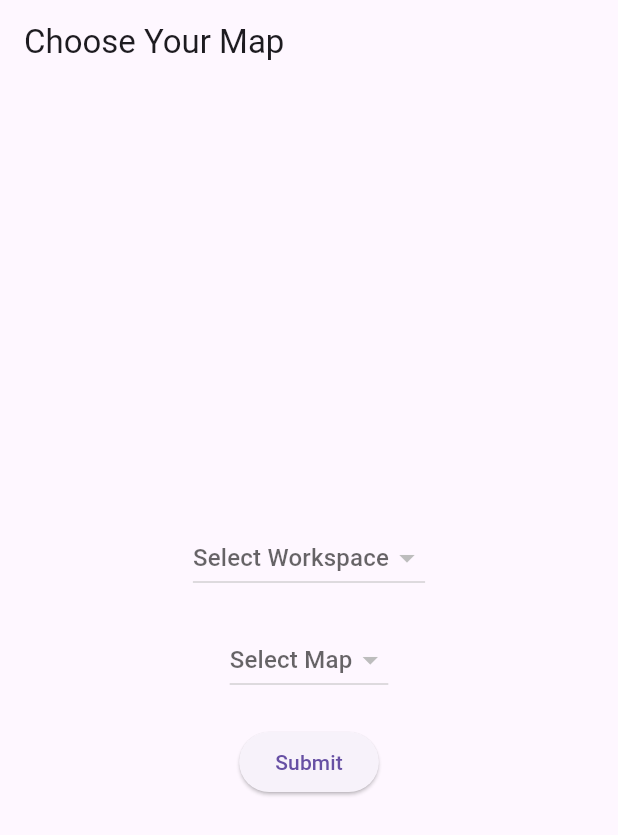
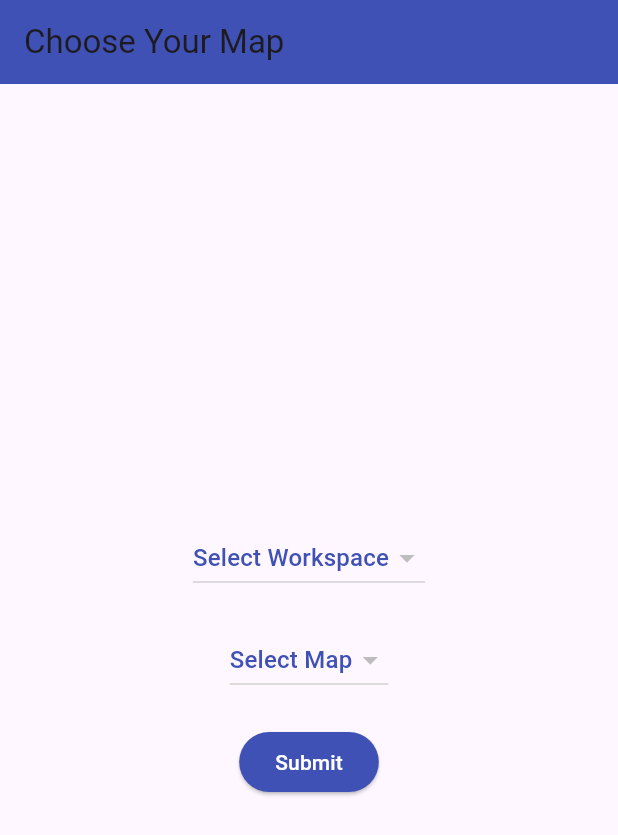
Before and after one commit to SAROPCULAR/Mobile, a Flutter app: the MyHomePage screen opened directly, on a phone screen of 412 x 824 dp. Shown: the top 835 px of the screen. Run offline on Flutter 3.47's test engine with Material 3 defaults, Android fonts, the light colour scheme and no system bars; our stand-ins replace flutter_map, get, latlong2, shared_preferences; accounts and stored records are empty; network calls fail.

Commit message:
update ui

```diff
--- a/sarop_mobile/lib/screens/dropdownpage.dart
+++ b/sarop_mobile/lib/screens/dropdownpage.dart
@@ -13,7 +13,7 @@ class MyApp extends StatelessWidget {
   @override
   Widget build(BuildContext context) {
     return MaterialApp(
-      title: 'CHOOSE YOUR MAP',
+      title: 'Select Your Map',
       theme: ThemeData(
         primarySwatch: Colors.blue,
       ),
@@ -101,13 +101,14 @@ class _MyHomePageState extends State<MyHomePage> {
     return Scaffold(
       appBar: AppBar(
         title: Text('Choose Your Map'),
+        backgroundColor: Colors.indigo,
       ),
       body: Center(
         child: Column(
           mainAxisAlignment: MainAxisAlignment.center,
           children: <Widget>[
             DropdownButton<String>(
-              hint: Text('Select Workspace'),
+              hint: Text('Select Workspace', style: TextStyle(color: Colors.indigo)),
               value: selectedWorkspace,
               onChanged: (String? newValue) {
                 setState(() {
@@ -124,7 +125,7 @@ class _MyHomePageState extends State<MyHomePage> {
             ),
             SizedBox(height: 20),
             DropdownButton<String>(
-              hint: Text('Select Map'),
+              hint: Text('Select Map', style: TextStyle(color: Colors.indigo)),
               value: selectedMap,
               onChanged: (String? newValue) {
                 setSelectedMap(newValue!);
@@ -139,7 +140,10 @@ class _MyHomePageState extends State<MyHomePage> {
             SizedBox(height: 20),
             ElevatedButton(
               onPressed: onSubmit,
-              child: Text('Submit'),
+              child: Text('Submit' ,style: TextStyle(color: Colors.white),),
+              style: ElevatedButton.styleFrom(
+              backgroundColor: Colors.indigo,
+              ),
             ),
           ],
         ),
```
